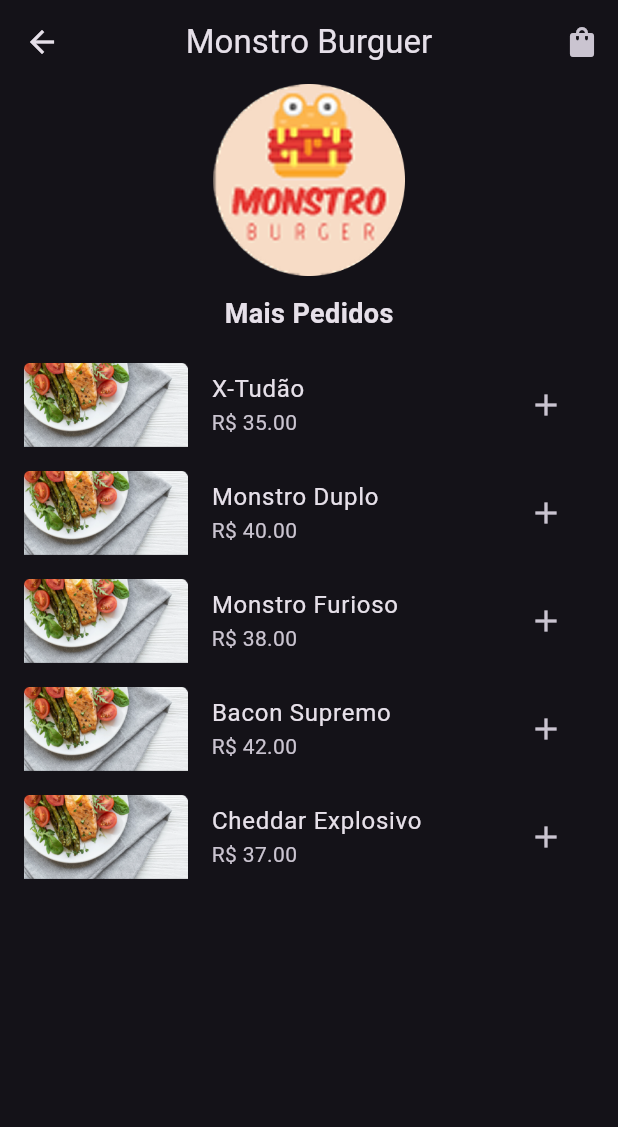
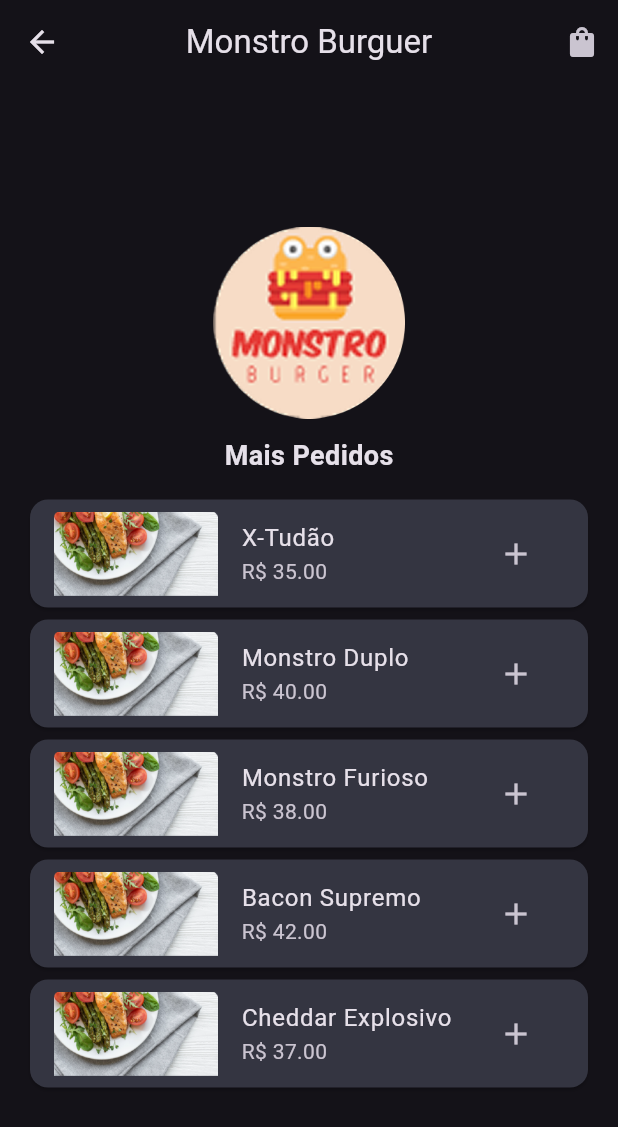
Before and after one commit to VitorLucas007/techtaste, a Flutter app: the screen it shows after launch, after a tap on "Bora!", after a tap on "Monstro Burguer", on a phone screen of 412 x 824 dp. Shown: the top 1127 px of the screen. Run offline on Flutter 3.47's test engine with Material 3 defaults, Android fonts, the phone set to English and light mode, and no system bars; drawn by our look-alikes of badges.

Commit message:
Alterações nos estilos

```diff
--- a/lib/ui/_core/app_colors.dart
+++ b/lib/ui/_core/app_colors.dart
@@ -4,4 +4,5 @@ abstract class AppColors {
   static const Color backgroundColor = Color(0xFF202123);
   static const Color mainColor = Color(0xFFffa559);
   static const Color lightBackgroundColor = Color(0xFF343541);
+  static const Color secondaryColor = Color(0xFFFFE6C7);
 }
--- a/lib/ui/home/home_screen.dart
+++ b/lib/ui/home/home_screen.dart
@@ -3,6 +3,7 @@ import 'package:provider/provider.dart';
 import 'package:techtaste/data/caegories_data.dart';
 import 'package:techtaste/data/restaurant_data.dart';
 import 'package:techtaste/model/restaurant.dart';
+import 'package:techtaste/ui/_core/app_colors.dart';
 import 'package:techtaste/ui/_core/widgets/app_bar.dart';
 import 'package:techtaste/ui/home/widgets/category_widget.dart';
 import 'package:techtaste/ui/home/widgets/restaurant_widget.dart';
@@ -14,7 +15,41 @@ class MyHomeScreen extends StatelessWidget {
   Widget build(BuildContext context) {
     RestaurantData restaurantData = Provider.of<RestaurantData>(context);
     return Scaffold(
-      drawer: Drawer(),
+      drawer: SafeArea(
+        child: Drawer(
+          width: 248,
+          child: Padding(
+            padding: const EdgeInsets.only(top: 50, left: 8),
+            child: Column(
+              mainAxisAlignment: MainAxisAlignment.start,
+              spacing: 8,
+              children: [
+                TextButton(
+                  onPressed: () {},
+                  child: Row(
+                    spacing: 8,
+                    children: [Text('Minha conta'), Icon(Icons.person)],
+                  ),
+                ),
+                TextButton(
+                  onPressed: () {},
+                  child: Row(
+                    spacing: 8,
+                    children: [Text('Sacola'), Icon(Icons.shopping_bag)],
+                  ),
+                ),
+                TextButton(
+                  onPressed: () {},
+                  child: Row(
+                    spacing: 8,
+                    children: [Text('Sair'), Icon(Icons.logout)],
+                  ),
+                ),
+              ],
+            ),
+          ),
+        ),
+      ),
       appBar: getAppBar(context: context),
       body: Padding(
         padding: EdgeInsets.symmetric(horizontal: 24),
@@ -24,9 +59,26 @@ class MyHomeScreen extends StatelessWidget {
             crossAxisAlignment: CrossAxisAlignment.start,
             children: [
               Center(child: Image.asset('assets/logo.png', width: 147)),
-              Text('Boas-Vindas!'),
-              TextFormField(),
-              Text('Escolha por categoria'),
+              Text(
+                'Boas-Vindas!',
+                style: TextStyle(
+                  fontSize: 22,
+                  fontWeight: FontWeight.bold,
+                  color: AppColors.secondaryColor,
+                ),
+              ),
+              SearchBar(
+                hintText: 'Oque você quer comer ?',
+                leading: Icon(Icons.search),
+              ),
+              Text(
+                'Escolha por categoria',
+                style: TextStyle(
+                  fontSize: 22,
+                  fontWeight: FontWeight.bold,
+                  color: AppColors.secondaryColor,
+                ),
+              ),
               SingleChildScrollView(
                 scrollDirection: Axis.horizontal,
                 child: Row(
@@ -42,7 +94,14 @@ class MyHomeScreen extends StatelessWidget {
                 ),
               ),
               Image.asset('assets/banners/banner_promo.png'),
-              Text('Bem avaliados'),
+              Text(
+                'Bem avaliados',
+                style: TextStyle(
+                  fontSize: 22,
+                  fontWeight: FontWeight.bold,
+                  color: AppColors.secondaryColor,
+                ),
+              ),
               Column(
                 spacing: 16,
                 children: List.generate(restaurantData.listRestaurant.length, (
--- a/lib/ui/restaurant/restaurant_screen.dart
+++ b/lib/ui/restaurant/restaurant_screen.dart
@@ -2,8 +2,10 @@ import 'package:flutter/material.dart';
 import 'package:provider/provider.dart';
 import 'package:techtaste/model/dishe.dart';
 import 'package:techtaste/model/restaurant.dart';
+import 'package:techtaste/ui/_core/app_colors.dart';
 import 'package:techtaste/ui/_core/bag_provider.dart';
 import 'package:techtaste/ui/_core/widgets/app_bar.dart';
+import 'package:techtaste/ui/dishe/dishe_screen.dart';
 
 class RestaurantScreen extends StatelessWidget {
   final Restaurant restaurant;
@@ -14,6 +16,9 @@ class RestaurantScreen extends StatelessWidget {
     return Scaffold(
       appBar: getAppBar(context: context, title: restaurant.name),
       body: Center(
+        child: SingleChildScrollView(
+          child: Padding(
+            padding: const EdgeInsets.all(16.0),
             child: Column(
               spacing: 12,
               crossAxisAlignment: CrossAxisAlignment.center,
@@ -26,20 +31,39 @@ class RestaurantScreen extends StatelessWidget {
                 Column(
                   children: List.generate(restaurant.dishes.length, (index) {
                     Dish dish = restaurant.dishes[index];
-                return ListTile(
-                  onTap: () {},
+                    return Card(
+                      color: AppColors.lightBackgroundColor ,
+                      child: Column(
+                        children: [
+                          ListTile(
+                            onTap: () {
+                              Navigator.push(
+                                context,
+                                MaterialPageRoute(
+                                  builder: (context) => DisheScreen(dish: dish),
+                                ),
+                              );
+                            },
                             leading: Image.asset('assets/dishes/default.png'),
                             title: Text(dish.name),
                             subtitle: Text('R\$ ${dish.price.toStringAsFixed(2)}'),
-                  trailing: IconButton(onPressed: () {
+                            trailing: IconButton(
+                              onPressed: () {
                                 context.read<BagProvider>().addAllDishes([dish]);
-                  }, icon: Icon(Icons.add)),
+                              },
+                              icon: Icon(Icons.add),
+                            ),
+                          ),
+                        ],
+                      ),
                     );
                   }),
                 ),
               ],
             ),
           ),
+        ),
+      ),
     );
   }
 }
```
Also changed, not shown: lib/ui/checkout/checkout_screen.dart (+27 -8 lines), lib/ui/dishe/dishe_screen.dart (added, +112 -0 lines). Lines whose indentation alone changed are shown as unchanged.
